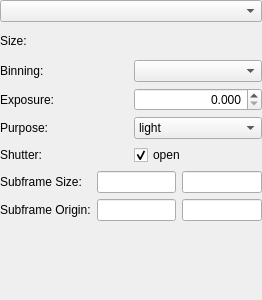
Before: the Qt Designer form snowgui/snowgui/common/ccdcontrollerwidget.ui in AndreasFMueller/AstroPhotography, drawn with Qt 5.
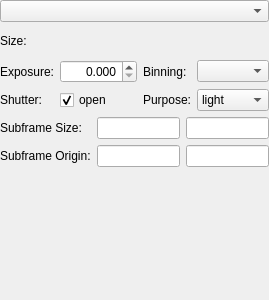
After: the same form once the commit is applied.

Commit message: layout corrections

What changed in the file:
```diff
--- a/snowgui/snowgui/common/ccdcontrollerwidget.ui
+++ b/snowgui/snowgui/common/ccdcontrollerwidget.ui
@@ -75,19 +75,6 @@
         </property>
        </widget>
       </item>
-      <item row="0" column="1">
-       <widget class="QLabel" name="sizeInfoField">
-        <property name="minimumSize">
-         <size>
-          <width>0</width>
-          <height>26</height>
-         </size>
-        </property>
-        <property name="text">
-         <string/>
-        </property>
-       </widget>
-      </item>
       <item row="4" column="1">
        <widget class="QCheckBox" name="shutterOpenBox">
         <property name="text">
@@ -105,17 +92,17 @@
         </property>
        </widget>
       </item>
-      <item row="1" column="0">
+      <item row="2" column="2">
        <widget class="QLabel" name="binningLabel">
         <property name="text">
          <string>Binning:</string>
         </property>
        </widget>
       </item>
-      <item row="3" column="0">
-       <widget class="QLabel" name="purposeLabel">
+      <item row="0" column="0">
+       <widget class="QLabel" name="sizeLabel">
         <property name="text">
-         <string>Purpose:</string>
+         <string>Size:</string>
         </property>
        </widget>
       </item>
@@ -126,7 +113,17 @@
         </property>
        </widget>
       </item>
-      <item row="3" column="1">
+      <item row="2" column="3">
+       <widget class="QComboBox" name="binningSelectionBox"/>
+      </item>
+      <item row="4" column="2">
+       <widget class="QLabel" name="purposeLabel">
+        <property name="text">
+         <string>Purpose:</string>
+        </property>
+       </widget>
+      </item>
+      <item row="4" column="3">
        <widget class="QComboBox" name="purposeBox">
         <item>
          <property name="text">
@@ -165,16 +162,19 @@
         </item>
        </widget>
       </item>
-      <item row="0" column="0">
-       <widget class="QLabel" name="sizeLabel">
+      <item row="0" column="1" colspan="3">
+       <widget class="QLabel" name="sizeInfoField">
+        <property name="minimumSize">
+         <size>
+          <width>0</width>
+          <height>26</height>
+         </size>
+        </property>
         <property name="text">
-         <string>Size:</string>
+         <string/>
         </property>
        </widget>
       </item>
-      <item row="1" column="1">
-       <widget class="QComboBox" name="binningSelectionBox"/>
-      </item>
      </layout>
     </widget>
    </item>
@@ -193,6 +193,13 @@
       <property name="bottomMargin">
        <number>0</number>
       </property>
+      <item row="1" column="0">
+       <widget class="QLabel" name="frameOriginLabel">
+        <property name="text">
+         <string>Subframe Origin:</string>
+        </property>
+       </widget>
+      </item>
       <item row="0" column="2">
        <widget class="QLineEdit" name="frameSizeHeight">
         <property name="alignment">
@@ -208,6 +215,19 @@
         <property name="alignment">
          <set>Qt::AlignRight|Qt::AlignTrailing|Qt::AlignVCenter</set>
         </property>
+        <property name="readOnly">
+         <bool>true</bool>
+        </property>
+       </widget>
+      </item>
+      <item row="1" column="1">
+       <widget class="QLineEdit" name="frameOriginX">
+        <property name="alignment">
+         <set>Qt::AlignRight|Qt::AlignTrailing|Qt::AlignVCenter</set>
+        </property>
+        <property name="readOnly">
+         <bool>true</bool>
+        </property>
        </widget>
       </item>
       <item row="0" column="0">
@@ -217,23 +237,6 @@
         </property>
        </widget>
       </item>
-      <item row="1" column="0">
-       <widget class="QLabel" name="frameOriginLabel">
-        <property name="text">
-         <string>Subframe Origin:</string>
-        </property>
-       </widget>
-      </item>
-      <item row="1" column="1">
-       <widget class="QLineEdit" name="frameOriginX">
-        <property name="alignment">
-         <set>Qt::AlignRight|Qt::AlignTrailing|Qt::AlignVCenter</set>
-        </property>
-        <property name="readOnly">
-         <bool>true</bool>
-        </property>
-       </widget>
-      </item>
       <item row="1" column="2">
        <widget class="QLineEdit" name="frameOriginY">
         <property name="alignment">
```
The commit also changes 4 other files.
